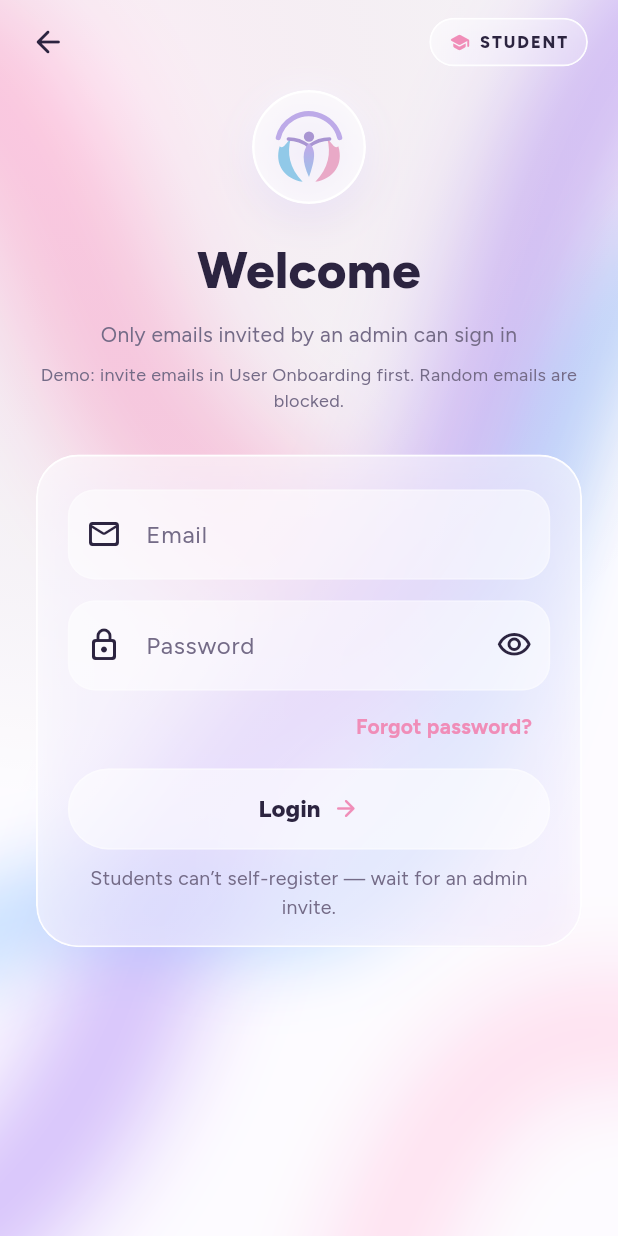
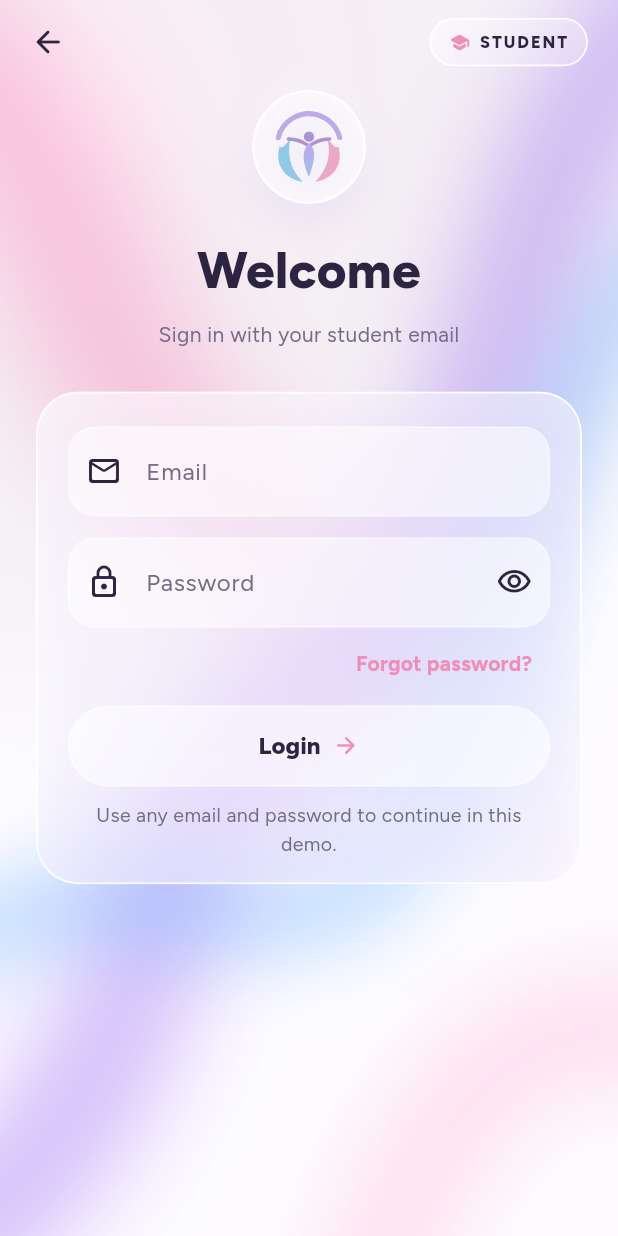
Before and after one commit to azeest001-sketch/Her_Campus, a Flutter app: the screen it shows after launch, after a tap on "STUDENT", on a phone screen of 412 x 824 dp. Run offline on Flutter 3.47's test engine with Material 3 defaults, Android fonts, the phone set to English and light mode, and no system bars; our stand-ins replace geolocator, google_fonts; missing offline and left inert: maplibre_gl.

Commit message:
Remove admin user onboarding and student invite email restriction.
Co-authored-by: Cursor <cursoragent@cursor.com>

```diff
--- a/lib/screens/login_screen.dart
+++ b/lib/screens/login_screen.dart
@@ -3,12 +3,10 @@ import 'package:google_fonts/google_fonts.dart';
 
 import '../models/user_model.dart';
 import '../services/auth_service.dart';
-import '../services/student_onboarding_service.dart';
 import '../theme/app_theme.dart';
 import '../widgets/campus_backdrop.dart';
 import '../widgets/her_campus_logo.dart';
 import 'admin_dashboard.dart';
-import 'change_password_screen.dart';
 import 'student_dashboard.dart';
 
 /// Dark glass login — backend hooks stay in [AuthService].
@@ -62,33 +60,13 @@ class _LoginScreenState extends State<LoginScreen> {
         SnackBar(
           content: Text(
             result.errorMessage ??
-                (_isAdmin
-                    ? 'Admin login failed'
-                    : 'This email is not invited'),
+                (_isAdmin ? 'Admin login failed' : 'Student login failed'),
           ),
           behavior: SnackBarBehavior.floating,
           backgroundColor: const Color(0xFF1A1230),
         ),
       );
       return;
-    }
-
-    final user = result.user!;
-
-    // Students who still have a temporary invite password must change it first.
-    if (!_isAdmin && user.email != null) {
-      final mustChange = await StudentOnboardingService.instance
-          .studentMustChangePassword(user.email!);
-      if (!mounted) return;
-      if (mustChange) {
-        await Navigator.of(context).pushAndRemoveUntil(
-          MaterialPageRoute<void>(
-            builder: (_) => ChangePasswordScreen(email: user.email!),
-          ),
-          (_) => false,
-        );
-        return;
-      }
     }
 
     final next = _isAdmin
@@ -171,24 +149,13 @@ class _LoginScreenState extends State<LoginScreen> {
                         Text(
                           _isAdmin
                               ? 'Sign in with your staff account'
-                              : 'Only emails invited by an admin can sign in',
+                              : 'Sign in with your student email',
                           textAlign: TextAlign.center,
                           style: GoogleFonts.figtree(
                             fontSize: 14,
                             color: AppTheme.inkMuted,
                           ),
                         ),
-                        if (!_isAdmin) ...[
-                          const SizedBox(height: 8),
-                          Text(
-                            'Demo: invite emails in User Onboarding first. Random emails are blocked.',
-                            textAlign: TextAlign.center,
-                            style: GoogleFonts.figtree(
-                              fontSize: 12,
-                              color: AppTheme.inkMuted,
-                            ),
-                          ),
-                        ],
                         const SizedBox(height: 28),
                         GlassPanel(
                           padding: const EdgeInsets.fromLTRB(20, 22, 20, 16),
@@ -344,7 +311,7 @@ class _LoginScreenState extends State<LoginScreen> {
                                   )
                                 else
                                   Text(
-                                    'Students can’t self-register — wait for an admin invite.',
+                                    'Use any email and password to continue in this demo.',
                                     textAlign: TextAlign.center,
                                     style: GoogleFonts.figtree(
                                       color: AppTheme.inkMuted,
```
Also changed, not shown: lib/screens/admin_dashboard.dart (+2 -15 lines), lib/services/auth_service.dart (+1 -15 lines).
